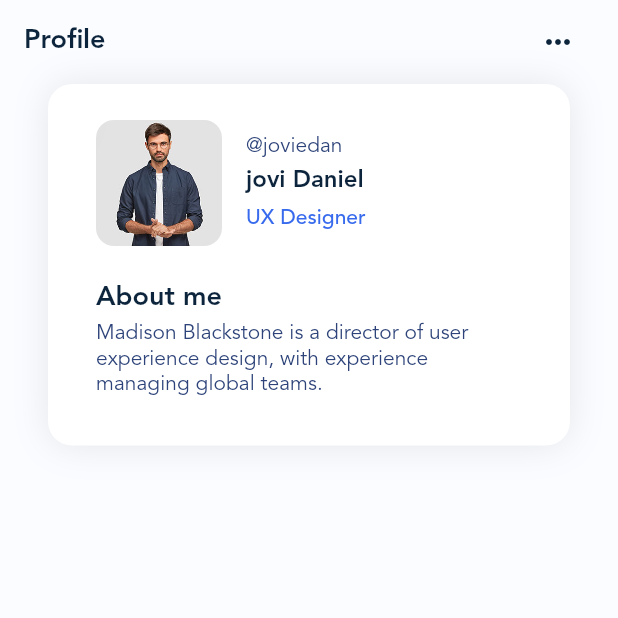
After one commit to esmaeil-koohi/ui_BlogClub_application, a Flutter app: the screen it shows after launch, on a phone screen of 412 x 824 dp, the top half of it. The commit adds this screen. Run offline on Flutter 3.47's test engine with Material 2 defaults, Android fonts, the phone set to English and light mode, and no system bars; our stand-ins replace dotted_border, flutter_svg, smooth_page_indicator.

Commit message:
update profile screen1

```diff
--- a/lib/main.dart
+++ b/lib/main.dart
@@ -8,6 +8,7 @@ import 'package:ui_blog_club/article.dart';
 import 'package:ui_blog_club/carousel/carousel_slider.dart';
 import 'package:ui_blog_club/data.dart';
 import 'package:ui_blog_club/gen/assets.gen.dart';
+import 'package:ui_blog_club/profile.dart';
 import 'package:ui_blog_club/splash.dart';
 
 import 'home.dart';
@@ -104,9 +105,15 @@ class MyApp extends StatelessWidget {
               fontFamily: defaultFontFamily,
               color: secondaryTextColor,
               fontSize: 14,
-            )),
+            ),
+            bodyText1: TextStyle(
+              fontFamily: defaultFontFamily,
+              color: primaryTextColor,
+              fontSize: 14,
+            )
+        ),
       ),
-      home: ArticleScreen(),
+      home: ProfileScreen(),
       // home: SplashScreen(),
       // home: Stack(
       //   children: [
--- /dev/null
+++ b/lib/profile.dart
@@ -0,0 +1,78 @@
+import 'package:flutter/material.dart';
+import 'package:flutter/widgets.dart';
+
+import 'gen/assets.gen.dart';
+
+class ProfileScreen extends StatelessWidget {
+  const ProfileScreen({Key? key}) : super(key: key);
+
+  @override
+  Widget build(BuildContext context) {
+    final themeData = Theme.of(context);
+    return Scaffold(
+      backgroundColor:themeData.colorScheme.background,
+      appBar: AppBar(
+        elevation: 0,
+        backgroundColor: themeData.colorScheme.background.withOpacity(0),
+        title: const Text('Profile'),
+        actions:  [
+         IconButton(onPressed: () {}, icon: const Icon(Icons.more_horiz_rounded)),
+          const SizedBox(width: 16,),
+        ],
+      ),
+      body: Column(
+        crossAxisAlignment: CrossAxisAlignment.start,
+        children: [
+     cardBioGraghi(themeData),
+        ],
+      ),
+    );
+  }
+
+  Container cardBioGraghi(ThemeData themeData) {
+    return Container(
+     margin:  EdgeInsets.fromLTRB(32, 0, 32, 32),
+     padding: EdgeInsets.fromLTRB(32, 24, 32, 32),
+     decoration: BoxDecoration(
+       borderRadius: BorderRadius.circular(16),
+       color: themeData.colorScheme.surface,
+       boxShadow: [
+         BoxShadow(
+           blurRadius: 20,
+           color: themeData.colorScheme.onBackground.withOpacity(0.1),
+         ),
+       ]
+     ),
+     child: Column(
+       crossAxisAlignment: CrossAxisAlignment.start,
+       children: [
+         Row(
+           children: [
+             ClipRRect(
+                 borderRadius: BorderRadius.circular(12),
+                 child: Assets.img.stories.story8.image(width: 84, height: 84)),
+             const SizedBox(width: 16,),
+             Expanded(
+               child: Column(
+                 crossAxisAlignment: CrossAxisAlignment.start,
+                 children: [
+                  const Text('@joviedan'),
+                   const SizedBox(height: 4,),
+                  Text('jovi Daniel', style: themeData.textTheme.bodyText1!.copyWith( fontSize: 16,fontWeight: FontWeight.w700),),
+                    const SizedBox(height: 8,),
+                   Text('UX Designer',
+                     style: themeData.textTheme.bodyText1!.apply(color: themeData.colorScheme.primary),),
+               ],),
+             ),
+           ],
+         ),
+         const SizedBox(height: 24,),
+         Text('About me', style: themeData.textTheme.headline6,),
+         const SizedBox(height: 4,),
+          Text('Madison Blackstone is a director of user experience design, with experience managing global teams.',
+          ),
+       ],
+     ),
+   );
+  }
+}
```
